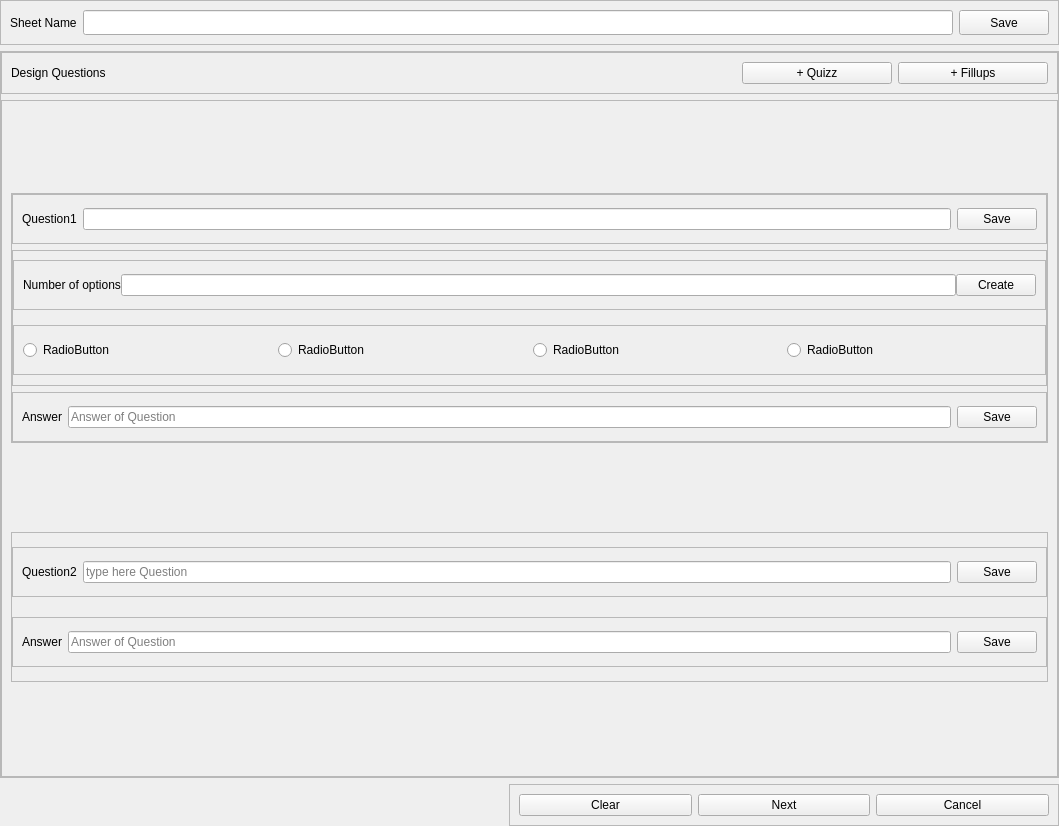
Old version of the form UI/sheet_design.ui in the repository SATYAM9717069261/Quizz_Maker.
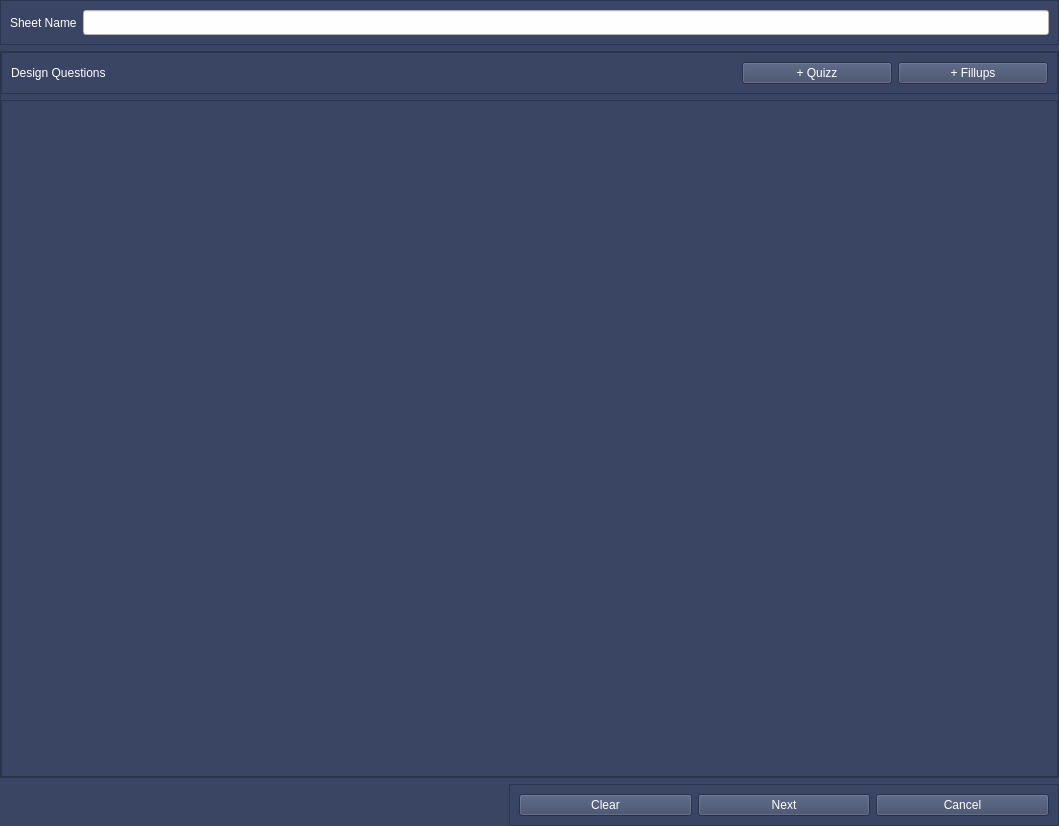
New version of the form.

Commit message: add Base class

Patch:
```diff
--- a/UI/sheet_design.ui
+++ b/UI/sheet_design.ui
@@ -26,7 +26,8 @@
    <string>Frame</string>
   </property>
   <property name="styleSheet">
-   <string notr="true"/>
+   <string notr="true">background-color: rgb(58, 69, 99);
+color: rgb(255, 254, 255);</string>
   </property>
   <layout class="QVBoxLayout" name="verticalLayout">
    <property name="leftMargin">
@@ -96,24 +97,9 @@
           <height>16777215</height>
          </size>
         </property>
-       </widget>
-      </item>
-      <item>
-       <widget class="QPushButton" name="pushButton">
-        <property name="minimumSize">
-         <size>
-          <width>90</width>
-          <height>25</height>
-         </size>
-        </property>
-        <property name="maximumSize">
-         <size>
-          <width>150</width>
-          <height>60</height>
-         </size>
-        </property>
-        <property name="text">
-         <string>Save</string>
+        <property name="styleSheet">
+         <string notr="true">background-color: rgb(255, 254, 255);
+color: rgb(9, 0, 12);</string>
         </property>
        </widget>
       </item>
@@ -206,337 +192,6 @@
            <height>669</height>
           </rect>
          </property>
-         <layout class="QVBoxLayout" name="verticalLayout_3">
-          <item>
-           <widget class="QFrame" name="Quizz">
-            <property name="maximumSize">
-             <size>
-              <width>16777215</width>
-              <height>250</height>
-             </size>
-            </property>
-            <property name="styleSheet">
-             <string notr="true"/>
-            </property>
-            <property name="frameShape">
-             <enum>QFrame::StyledPanel</enum>
-            </property>
-            <property name="frameShadow">
-             <enum>QFrame::Raised</enum>
-            </property>
-            <layout class="QVBoxLayout" name="verticalLayout_4">
-             <property name="leftMargin">
-              <number>0</number>
-             </property>
-             <property name="topMargin">
-              <number>0</number>
-             </property>
-             <property name="rightMargin">
-              <number>0</number>
-             </property>
-             <property name="bottomMargin">
-              <number>0</number>
-             </property>
-             <item>
-              <widget class="QFrame" name="frame_7">
-               <property name="maximumSize">
-                <size>
-                 <width>16777215</width>
-                 <height>50</height>
-                </size>
-               </property>
-               <property name="frameShape">
-                <enum>QFrame::StyledPanel</enum>
-               </property>
-               <property name="frameShadow">
-                <enum>QFrame::Raised</enum>
-               </property>
-               <layout class="QHBoxLayout" name="horizontalLayout_4">
-                <item>
-                 <widget class="QLabel" name="label_3">
-                  <property name="text">
-                   <string>Question1</string>
-                  </property>
-                 </widget>
-                </item>
-                <item>
-                 <widget class="QLineEdit" name="lineEdit_2"/>
-                </item>
-                <item>
-                 <widget class="QPushButton" name="pushButton_7">
-                  <property name="text">
-                   <string>Save</string>
-                  </property>
-                 </widget>
-                </item>
-               </layout>
-              </widget>
-             </item>
-             <item>
-              <widget class="QFrame" name="frame_8">
-               <property name="maximumSize">
-                <size>
-                 <width>16777215</width>
-                 <height>150</height>
-                </size>
-               </property>
-               <property name="frameShape">
-                <enum>QFrame::StyledPanel</enum>
-               </property>
-               <property name="frameShadow">
-                <enum>QFrame::Raised</enum>
-               </property>
-               <layout class="QVBoxLayout" name="verticalLayout_5">
-                <property name="leftMargin">
-                 <number>0</number>
-                </property>
-                <property name="topMargin">
-                 <number>0</number>
-                </property>
-                <property name="rightMargin">
-                 <number>0</number>
-                </property>
-                <property name="bottomMargin">
-                 <number>0</number>
-                </property>
-                <item>
-                 <widget class="QFrame" name="frame_11">
-                  <property name="maximumSize">
-                   <size>
-                    <width>16777215</width>
-                    <height>50</height>
-                   </size>
-                  </property>
-                  <property name="frameShape">
-                   <enum>QFrame::StyledPanel</enum>
-                  </property>
-                  <property name="frameShadow">
-                   <enum>QFrame::Raised</enum>
-                  </property>
-                  <layout class="QHBoxLayout" name="horizontalLayout_5">
-                   <property name="spacing">
-                    <number>0</number>
-                   </property>
-                   <item>
-                    <widget class="QLabel" name="label_4">
-                     <property name="text">
-                      <string>Number of options</string>
-                     </property>
-                    </widget>
-                   </item>
-                   <item>
-                    <widget class="QLineEdit" name="lineEdit_3"/>
-                   </item>
-                   <item>
-                    <widget class="QPushButton" name="pushButton_8">
-                     <property name="text">
-                      <string>Create</string>
-                     </property>
-                    </widget>
-                   </item>
-                  </layout>
-                 </widget>
-                </item>
-                <item>
-                 <widget class="QFrame" name="frame_10">
-                  <property name="maximumSize">
-                   <size>
-                    <width>16777215</width>
-                    <height>50</height>
-                   </size>
-                  </property>
-                  <property name="frameShape">
-                   <enum>QFrame::StyledPanel</enum>
-                  </property>
-                  <property name="frameShadow">
-                   <enum>QFrame::Raised</enum>
-                  </property>
-                  <layout class="QHBoxLayout" name="horizontalLayout_6">
-                   <item>
-                    <widget class="QRadioButton" name="radioButton">
-                     <property name="text">
-                      <string>RadioButton</string>
-                     </property>
-                    </widget>
-                   </item>
-                   <item>
-                    <widget class="QRadioButton" name="radioButton_2">
-                     <property name="text">
-                      <string>RadioButton</string>
-                     </property>
-                    </widget>
-                   </item>
-                   <item>
-                    <widget class="QRadioButton" name="radioButton_3">
-                     <property name="text">
-                      <string>RadioButton</string>
-                     </property>
-                    </widget>
-                   </item>
-                   <item>
-                    <widget class="QRadioButton" name="radioButton_4">
-                     <property name="text">
-                      <string>RadioButton</string>
-                     </property>
-                    </widget>
-                   </item>
-                  </layout>
-                 </widget>
-                </item>
-               </layout>
-              </widget>
-             </item>
-             <item>
-              <widget class="QFrame" name="frame_9">
-               <property name="maximumSize">
-                <size>
-                 <width>16777215</width>
-                 <height>50</height>
-                </size>
-               </property>
-               <property name="frameShape">
-                <enum>QFrame::StyledPanel</enum>
-               </property>
-               <property name="frameShadow">
-                <enum>QFrame::Raised</enum>
-               </property>
-               <layout class="QHBoxLayout" name="horizontalLayout_7">
-                <item>
-                 <widget class="QLabel" name="label_5">
-                  <property name="text">
-                   <string>Answer</string>
-                  </property>
-                 </widget>
-                </item>
-                <item>
-                 <widget class="QLineEdit" name="lineEdit_4">
-                  <property name="placeholderText">
-                   <string>Answer of Question</string>
-                  </property>
-                 </widget>
-                </item>
-                <item>
-                 <widget class="QPushButton" name="pushButton_9">
-                  <property name="text">
-                   <string>Save</string>
-                  </property>
-                 </widget>
-                </item>
-               </layout>
-              </widget>
-             </item>
-            </layout>
-           </widget>
-          </item>
-          <item>
-           <widget class="QFrame" name="Fillup">
-            <property name="maximumSize">
-             <size>
-              <width>16777215</width>
-              <height>150</height>
-             </size>
-            </property>
-            <property name="frameShape">
-             <enum>QFrame::StyledPanel</enum>
-            </property>
-            <property name="frameShadow">
-             <enum>QFrame::Raised</enum>
-            </property>
-            <layout class="QVBoxLayout" name="verticalLayout_6">
-             <property name="leftMargin">
-              <number>0</number>
-             </property>
-             <property name="topMargin">
-              <number>0</number>
-             </property>
-             <property name="rightMargin">
-              <number>0</number>
-             </property>
-             <property name="bottomMargin">
-              <number>0</number>
-             </property>
-             <item>
-              <widget class="QFrame" name="frame_12">
-               <property name="maximumSize">
-                <size>
-                 <width>16777215</width>
-                 <height>50</height>
-                </size>
-               </property>
-               <property name="frameShape">
-                <enum>QFrame::StyledPanel</enum>
-               </property>
-               <property name="frameShadow">
-                <enum>QFrame::Raised</enum>
-               </property>
-               <layout class="QHBoxLayout" name="horizontalLayout_8">
-                <item>
-                 <widget class="QLabel" name="label_6">
-                  <property name="text">
-                   <string>Question2</string>
-                  </property>
-                 </widget>
-                </item>
-                <item>
-                 <widget class="QLineEdit" name="lineEdit_5">
-                  <property name="placeholderText">
-                   <string>type here Question</string>
-                  </property>
-                 </widget>
-                </item>
-                <item>
-                 <widget class="QPushButton" name="pushButton_10">
-                  <property name="text">
-                   <string>Save</string>
-                  </property>
-                 </widget>
-                </item>
-               </layout>
-              </widget>
-             </item>
-             <item>
-              <widget class="QFrame" name="frame_13">
-               <property name="maximumSize">
-                <size>
-                 <width>16777215</width>
-                 <height>50</height>
-                </size>
-               </property>
-               <property name="frameShape">
-                <enum>QFrame::StyledPanel</enum>
-               </property>
-               <property name="frameShadow">
-                <enum>QFrame::Raised</enum>
-               </property>
-               <layout class="QHBoxLayout" name="horizontalLayout_9">
-                <item>
-                 <widget class="QLabel" name="label_7">
-                  <property name="text">
-                   <string>Answer</string>
-                  </property>
-                 </widget>
-                </item>
-                <item>
-                 <widget class="QLineEdit" name="lineEdit_6">
-                  <property name="placeholderText">
-                   <string>Answer of Question</string>
-                  </property>
-                 </widget>
-                </item>
-                <item>
-                 <widget class="QPushButton" name="pushButton_11">
-                  <property name="text">
-                   <string>Save</string>
-                  </property>
-                 </widget>
-                </item>
-               </layout>
-              </widget>
-             </item>
-            </layout>
-           </widget>
-          </item>
-         </layout>
         </widget>
        </widget>
       </item>
```
Left out of the diff: 4 changed lines with no effect on the pictures. The commit also changes 33 other files.
